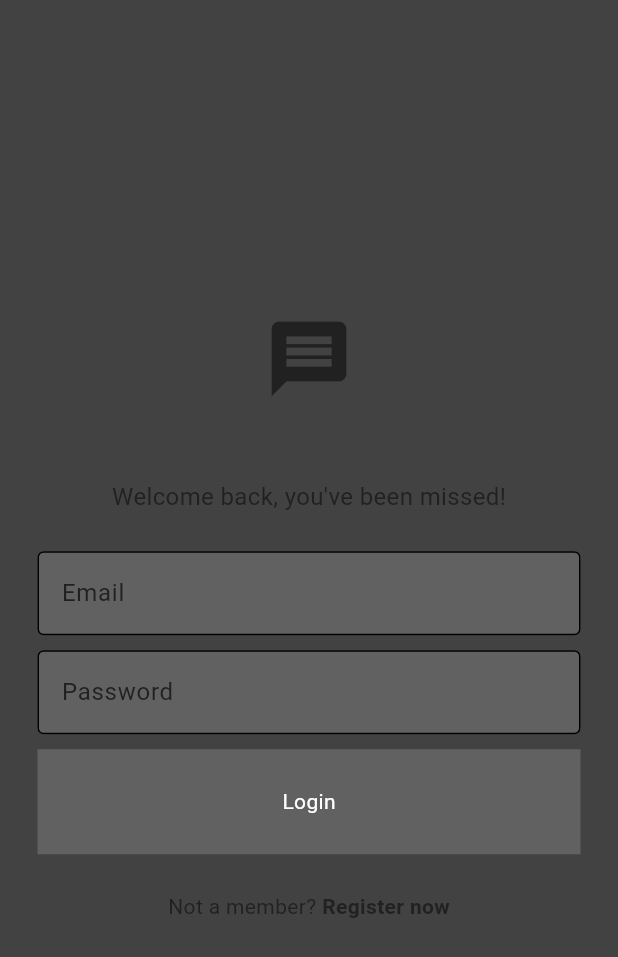
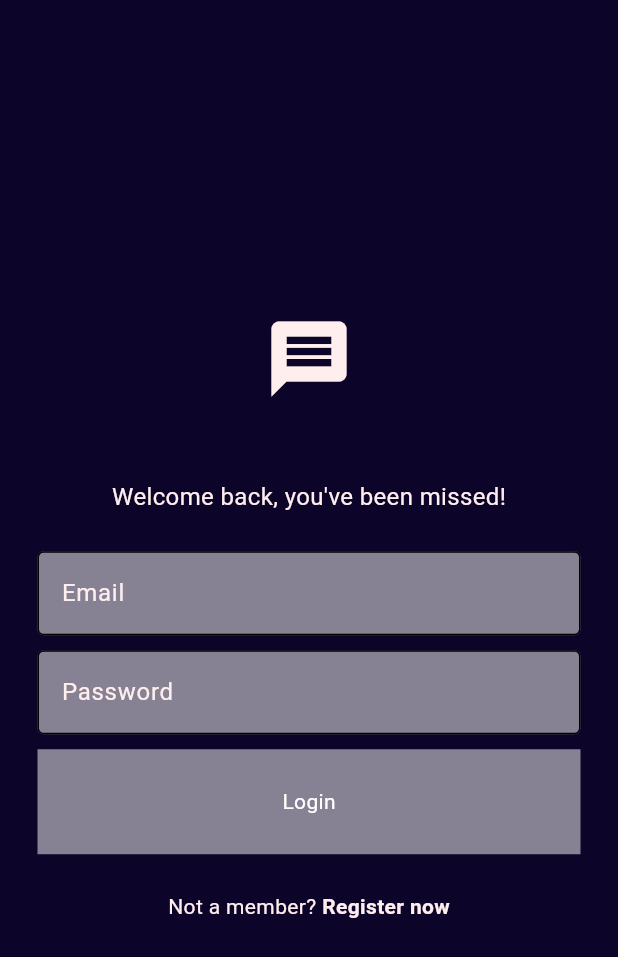
Before and after one commit to forknay/codejam_automate, a Flutter app: the screen it shows after launch, on a phone screen of 412 x 824 dp. Shown: the top 957 px of the screen. Run offline on Flutter 3.47's test engine with Material 3 defaults, Android fonts, the phone set to English and light mode, and no system bars; our stand-ins replace cloud_firestore, firebase_auth, firebase_core; accounts and stored records are empty.

Commit message:
matador ai colors

```diff
--- a/FLUTTER/car_rec_chatbot/lib/components/my_textfield.dart
+++ b/FLUTTER/car_rec_chatbot/lib/components/my_textfield.dart
@@ -15,6 +15,7 @@ class MyTextfield extends StatelessWidget {
       child: TextField(
         obscureText: obscureText,
         controller: controller,
+
         decoration: InputDecoration(
           enabledBorder: OutlineInputBorder(
             borderSide:
--- a/FLUTTER/car_rec_chatbot/lib/themes/light_mode.dart
+++ b/FLUTTER/car_rec_chatbot/lib/themes/light_mode.dart
@@ -12,10 +12,10 @@ ThemeData lightMode = ThemeData(
 
 ThemeData darkMode = ThemeData(
   colorScheme: ColorScheme.dark(
-    surface: Colors.grey.shade800,
-    primary: Colors.grey.shade900,
-    secondary: Colors.grey.shade700,
+    surface: const Color.fromARGB(255, 13, 4, 41),
+  primary: const Color.fromRGBO(255, 238, 238, 1),
+    secondary: const Color.fromARGB(255, 255, 255, 255).withOpacity(0.5),
     tertiary: Colors.black,
-    inversePrimary: Colors.grey.shade300,
+    inversePrimary: const Color.fromARGB(255, 96, 96, 127),
   ),
 );
```
